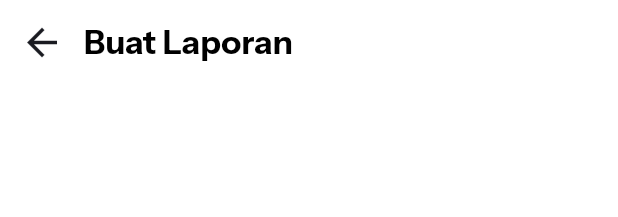
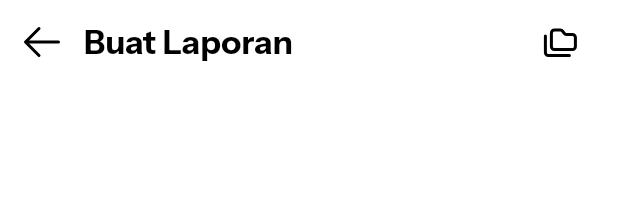
Before and after one commit to Hanhan-23/Balap-inV2Mobile, a Flutter app: the AppBarBuatLapor widget shown alone on an empty page, opened directly, on a phone screen of 412 x 824 dp. Shown: the top 217 px of the screen. Run offline on Flutter 3.47's test engine with Material 3 defaults, Android fonts, the phone set to English and light mode, and no system bars; our stand-ins replace awesome_bottom_bar, draggable_home, flutter_svg; project files that could hold a hidden picture were left out.

Commit message:
Update ambil gambar halaman buat laporan

```diff
--- a/frontend/lib/widgets/buatlaporan/appbarbuatlapor.dart
+++ b/frontend/lib/widgets/buatlaporan/appbarbuatlapor.dart
@@ -1,4 +1,5 @@
 import 'package:flutter/material.dart';
+import 'package:flutter_svg/svg.dart';
 import 'package:frontend/widgets/navigations/botnav.dart';
 
 class AppBarBuatLapor extends StatelessWidget implements PreferredSizeWidget {
@@ -7,6 +8,7 @@ class AppBarBuatLapor extends StatelessWidget implements PreferredSizeWidget {
   @override
   Widget build(BuildContext context) {
     return AppBar(
+      centerTitle: true,
       titleSpacing: 0,
       leading: IconButton(
         onPressed: () {
@@ -14,16 +16,26 @@ class AppBarBuatLapor extends StatelessWidget implements PreferredSizeWidget {
             context,
             MaterialPageRoute(builder: (context) => BottomNavigation()),
           );
-        }, icon: Icon(Icons.arrow_back,
-          weight: 0.5,
-          size: 30,
-        )
+        }, icon: SvgPicture.asset('assets/icons/buatlaporan/arrowleft.svg',
+        width: 32,
+        height: 32,)
       ),
-      title: const Text('Buat Laporan',
-        style: TextStyle(
-          fontFamily: 'instrument-Sans',
-          color: Colors.black,
-          fontWeight: FontWeight.w700
+      title: SizedBox(
+        width: MediaQuery.of(context).size.width * 0.8,
+        child: Row(
+          mainAxisAlignment: MainAxisAlignment.spaceBetween,
+          children: [
+            const Text('Buat Laporan',
+              style: TextStyle(
+                fontFamily: 'instrument-Sans',
+                color: Colors.black,
+                fontWeight: FontWeight.w700
+              ),
+            ),
+
+            SvgPicture.asset('assets/icons/buatlaporan/folders.svg')
+
+          ],
         ),
       ),
       backgroundColor: Colors.white,
--- a/frontend/pubspec.yaml
+++ b/frontend/pubspec.yaml
@@ -69,6 +69,10 @@ flutter:
     - assets/icons/botnav/tutorial.svg
     - assets/icons/botnav/urgent.svg
 
+    - assets/icons/buatlaporan/arrowleft.svg
+    - assets/icons/buatlaporan/folders.svg
+    - assets/icons/buatlaporan/pencil-simple.svg
+
   fonts:
     - family: CustomIconsBotNav
       fonts:
```
Also changed, not shown: frontend/lib/pages/buatlapor.dart (+17 -1 lines), frontend/lib/widgets/buatlaporan/ambilgambar.dart (added, +52 -0 lines), frontend/lib/widgets/buatlaporan/judulpengaduan.dart (added, +15 -0 lines), frontend/assets/icons/buatlaporan/arrowleft.svg (added), frontend/assets/icons/buatlaporan/folders.svg (added), frontend/assets/icons/buatlaporan/pencil-simple.svg (added).
